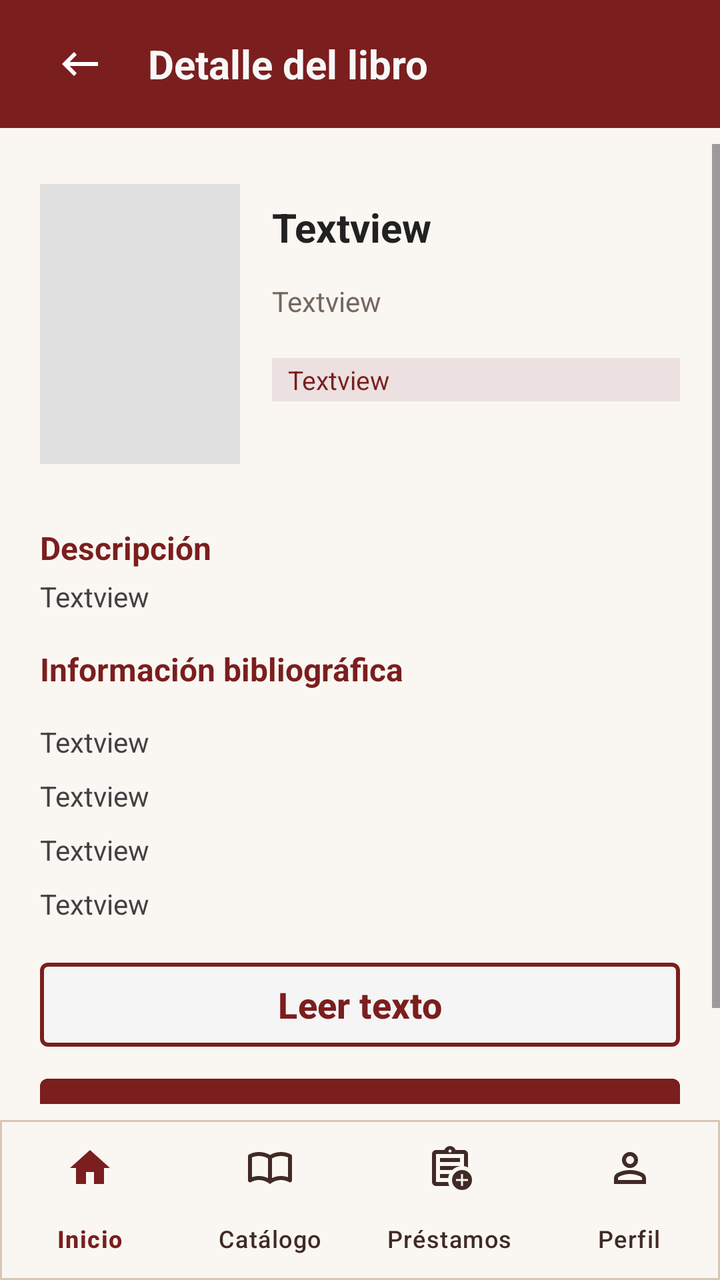
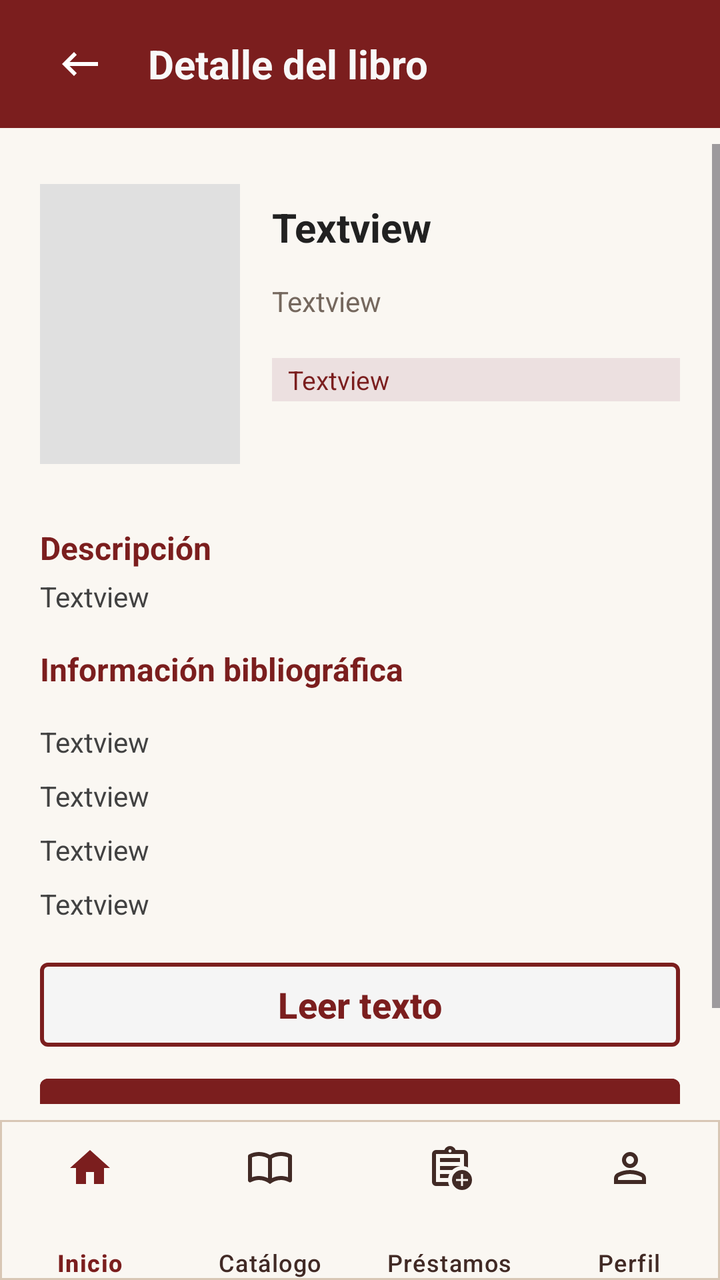

Two renders of the same Android screen: before a commit and after it. Below are the layout's source before the change and the commit's diff.
<!-- AndroidManifest.xml: application theme Theme.Bibliodesk_movil -->
<!-- res/layout/activity_detalle_libro.xml -->
<?xml version="1.0" encoding="utf-8"?>
<androidx.constraintlayout.widget.ConstraintLayout
    xmlns:android="http://schemas.android.com/apk/res/android"
    xmlns:app="http://schemas.android.com/apk/res-auto"
    xmlns:tools="http://schemas.android.com/tools"
    android:id="@+id/main"
    android:layout_width="match_parent"
    android:layout_height="match_parent"
    android:background="#FAF7F2"
    tools:context=".Vista.DetalleLibroActivity">

    <LinearLayout
        android:id="@+id/barraSuperior"
        android:layout_width="match_parent"
        android:layout_height="64dp"
        android:background="#7B1E1E"
        android:gravity="center_vertical"
        android:orientation="horizontal"
        android:paddingStart="16dp"
        android:paddingEnd="16dp"
        app:layout_constraintTop_toTopOf="parent">

        <ImageButton
            android:id="@+id/btnRegresar"
            android:layout_width="48dp"
            android:layout_height="48dp"
            android:background="?attr/selectableItemBackgroundBorderless"
            android:clickable="true"
            app:srcCompat="@drawable/ic_regresar" />

        <TextView
            android:id="@+id/txtSeccion"
            android:layout_width="0dp"
            android:layout_height="wrap_content"
            android:layout_weight="1"
            android:paddingStart="10dp"
            android:text="Detalle del libro"
            android:textColor="#F8F8F8"
            android:textSize="20sp"
            android:textStyle="bold" />
    </LinearLayout>

    <ScrollView
        android:id="@+id/scrollContenido"
        android:layout_width="0dp"
        android:layout_height="0dp"
        android:layout_marginTop="8dp"
        android:layout_marginBottom="8dp"
        app:layout_constraintTop_toBottomOf="@id/barraSuperior"
        app:layout_constraintBottom_toTopOf="@id/menuInferior"
        app:layout_constraintStart_toStartOf="parent"
        app:layout_constraintEnd_toEndOf="parent">

        <LinearLayout
            android:layout_width="match_parent"
            android:layout_height="wrap_content"
            android:background="#FAF7F2"
            android:orientation="vertical"
            android:padding="20dp">

            <LinearLayout
                android:layout_width="match_parent"
                android:layout_height="wrap_content"
                android:orientation="horizontal"
                android:layout_marginBottom="16dp">

                <ImageView
                    android:id="@+id/ivPortada"
                    android:layout_width="100dp"
                    android:layout_height="140dp"
                    android:scaleType="centerCrop"
                    android:background="#E0E0E0"/>

                <LinearLayout
                    android:layout_width="0dp"
                    android:layout_height="wrap_content"
                    android:layout_weight="1"
                    android:orientation="vertical"
                    android:paddingStart="16dp"
                    android:paddingTop="8dp">

                    <TextView
                        android:id="@+id/txtTitulo"
                        android:layout_width="match_parent"
                        android:layout_height="wrap_content"
                        android:textSize="20sp"
                        android:text="Textview"
                        android:textStyle="bold"
                        android:textColor="#212121"
                        android:layout_marginBottom="4dp"/>

                    <TextView
                        android:id="@+id/txtAutor"
                        android:layout_width="match_parent"
                        android:layout_height="wrap_content"
                        android:layout_marginTop="10dp"
                        android:textSize="14sp"
                        android:text="Textview"
                        android:textColor="#75685E"
                        android:layout_marginBottom="4dp"/>

                    <TextView
                        android:id="@+id/txtCategoria"
                        android:layout_width="213dp"
                        android:layout_height="wrap_content"
                        android:layout_marginTop="15dp"
                        android:background="#ECE0E0"
                        android:paddingStart="8dp"
                        android:paddingTop="2dp"
                        android:paddingEnd="8dp"
                        android:paddingBottom="2dp"
                        android:text="Textview"
                        android:textColor="#7B1E1E"
                        android:textSize="13sp" />
                </LinearLayout>
            </LinearLayout>

            <TextView
                android:layout_width="match_parent"
                android:layout_height="wrap_content"
                android:layout_marginTop="15dp"
                android:text="Descripción"
                android:textSize="16sp"
                android:textStyle="bold"
                android:textColor="#7B1E1E"
                android:layout_marginBottom="4dp"/>

            <TextView
                android:id="@+id/txtDescripcion"
                android:layout_width="match_parent"
                android:layout_height="wrap_content"
                android:textSize="14sp"
                android:textColor="#424242"
                android:text="Textview"
                android:layout_marginBottom="16dp"/>

            <TextView
                android:layout_width="match_parent"
                android:layout_height="wrap_content"
                android:text="Información bibliográfica"
                android:textSize="16sp"
                android:textStyle="bold"
                android:textColor="#7B1E1E"
                android:layout_marginBottom="8dp"/>

            <TextView
                android:id="@+id/txtIsbn"
                android:layout_width="match_parent"
                android:layout_height="wrap_content"
                android:layout_marginTop="8dp"
                android:textSize="14sp"
                android:text="Textview"
                android:textColor="#424242"
                android:drawablePadding="8dp"
                android:layout_marginBottom="4dp"/>

            <TextView
                android:id="@+id/txtEditorial"
                android:layout_width="match_parent"
                android:layout_height="wrap_content"
                android:layout_marginTop="4dp"
                android:textSize="14sp"
                android:text="Textview"
                android:textColor="#424242"
                android:drawablePadding="8dp"
                android:layout_marginBottom="4dp"/>

            <TextView
                android:id="@+id/txtAnio"
                android:layout_width="match_parent"
                android:layout_height="wrap_content"
                android:layout_marginTop="4dp"
                android:textSize="14sp"
                android:text="Textview"
                android:textColor="#424242"
                android:drawablePadding="8dp"
                android:layout_marginBottom="4dp"/>

            <TextView
                android:id="@+id/txtPaginas"
                android:layout_width="match_parent"
                android:layout_height="wrap_content"
                android:layout_marginTop="4dp"
                android:textSize="14sp"
                android:text="Textview"
                android:textColor="#424242"
                android:drawablePadding="8dp"
                android:layout_marginBottom="16dp"/>

            <Button
                android:id="@+id/btnLeerTexto"
                android:layout_width="match_parent"
                android:layout_height="50dp"
                android:layout_marginBottom="8dp"
                android:backgroundTint="#F5F5F5"
                android:shadowColor="#673AB7"
                android:text="Leer texto"
                android:textColor="#7B1E1E"
                android:textSize="18sp"
                android:textStyle="bold"
                app:cornerRadius="4dp"
                app:strokeColor="#7B1E1E"
                app:strokeWidth="2dp" />

            <Button
                android:id="@+id/btnDisponibilidad"
                android:layout_width="match_parent"
                android:layout_height="50dp"
                android:backgroundTint="#7B1E1E"
                android:text="Solicitar Préstamo"
                android:textColor="#FFFFFF"
                android:textSize="16sp"
                android:textStyle="bold"
                app:cornerRadius="4dp" />

        </LinearLayout>
    </ScrollView>

    <com.google.android.material.bottomnavigation.BottomNavigationView
        android:id="@+id/menuInferior"
        android:layout_width="0dp"
        android:layout_height="wrap_content"
        android:background="@drawable/fondo_menu"
        app:itemIconSize="24dp"
        app:itemIconTint="@color/color_menu"
        app:itemTextColor="@color/color_menu"
        app:labelVisibilityMode="labeled"
        app:layout_constraintBottom_toBottomOf="parent"
        app:layout_constraintEnd_toEndOf="parent"
        app:layout_constraintStart_toStartOf="parent"
        app:menu="@menu/menu_inferior"/>

</androidx.constraintlayout.widget.ConstraintLayout>
<!-- resources referenced by this layout -->
<resources>
  <!-- drawable fondo_menu (drawable) -->
  <?xml version="1.0" encoding="utf-8"?>
  <shape xmlns:android="http://schemas.android.com/apk/res/android"
      android:shape="rectangle">
  
      
      <solid android:color="#FAF7F2" />
  
      
      <stroke
          android:width="1dp"
          android:color="#D8C7B5" />
  
  </shape>
  <!-- drawable ic_regresar (drawable) -->
  <vector xmlns:android="http://schemas.android.com/apk/res/android" android:autoMirrored="true" android:height="24dp" android:tint="#FFFFFF" android:viewportHeight="960" android:viewportWidth="960" android:width="24dp">
  
      <path android:fillColor="@android:color/white" android:pathData="M360,720L120,480L360,240L416,296L272,440L840,440L840,520L272,520L416,664L360,720Z"/>
  
  </vector>
  <style name="Theme.Bibliodesk_movil" parent="Base.Theme.Bibliodesk_movil" />
  <style name="Base.Theme.Bibliodesk_movil" parent="Theme.Material3.DayNight.NoActionBar">
          
          
      </style>
</resources>

<!-- the commit's change to res/layout/activity_detalle_libro.xml (unified diff, before → after) -->
@@ -221,13 +221,16 @@
         android:layout_width="0dp"
         android:layout_height="wrap_content"
         android:background="@drawable/fondo_menu"
+        android:paddingBottom="0dp"
+        app:itemActiveIndicatorStyle="@style/IndicadorMenu"
         app:itemIconSize="24dp"
         app:itemIconTint="@color/color_menu"
+        app:itemPaddingBottom="4dp"
         app:itemTextColor="@color/color_menu"
         app:labelVisibilityMode="labeled"
         app:layout_constraintBottom_toBottomOf="parent"
         app:layout_constraintEnd_toEndOf="parent"
         app:layout_constraintStart_toStartOf="parent"
-        app:menu="@menu/menu_inferior"/>
+        app:menu="@menu/menu_inferior" />
 
 </androidx.constraintlayout.widget.ConstraintLayout>
<!-- resource entries referenced after the edit -->
@@ -20,6 +20,9 @@
       <path android:fillColor="@android:color/white" android:pathData="M360,720L120,480L360,240L416,296L272,440L840,440L840,520L272,520L416,664L360,720Z"/>
   
   </vector>
+  <style name="IndicadorMenu" parent="Widget.Material3.BottomNavigationView.ActiveIndicator">
+          <item name="android:color">#F3E9D2</item>
+      </style>
   <style name="Theme.Bibliodesk_movil" parent="Base.Theme.Bibliodesk_movil" />
   <style name="Base.Theme.Bibliodesk_movil" parent="Theme.Material3.DayNight.NoActionBar">
           
